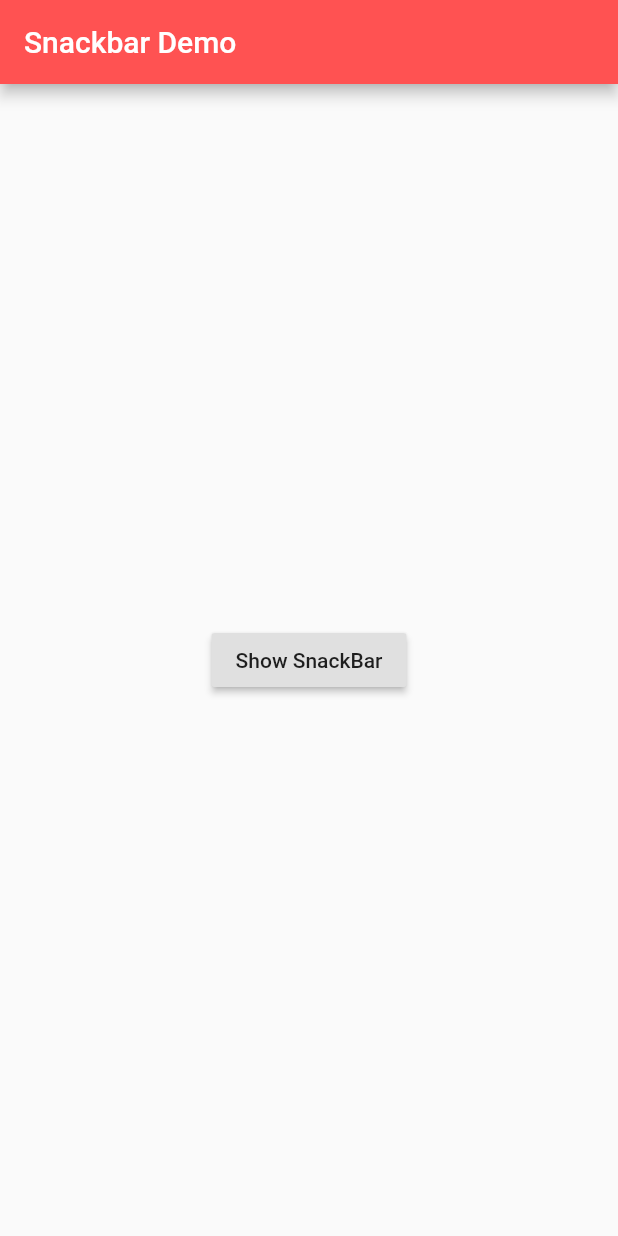
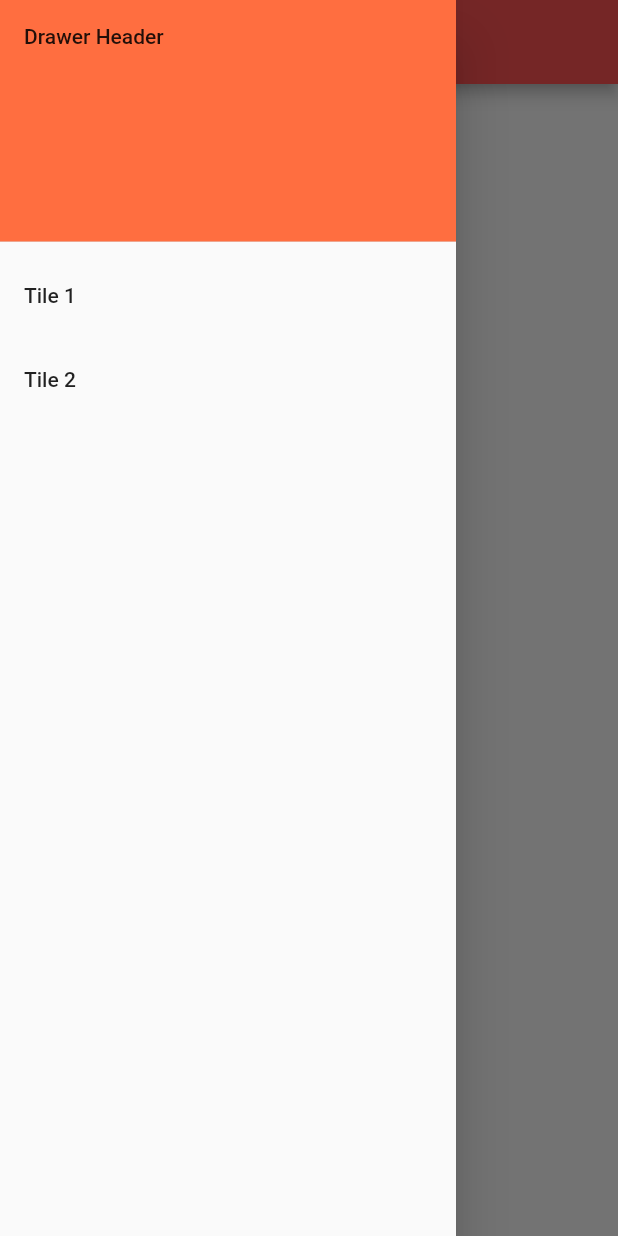
Before and after one commit to 3112Forever/Flutter_CookBook, a Flutter app: the screen it shows after launch, with the side drawer open (before the commit the screen has no drawer), on a phone screen of 412 x 824 dp. Run offline on Flutter 3.47's test engine with Material 2 defaults, Android fonts, the phone set to English and light mode, and no system bars.

Commit message:
Drawer Demo

```diff
--- a/lib/main.dart
+++ b/lib/main.dart
@@ -1 +1,59 @@
-import '';
+import 'package:flutter/material.dart';
+
+void main() => runApp(DrawerDemo());
+
+class DrawerDemo extends StatelessWidget {
+  @override
+  Widget build(BuildContext context) {
+    return MaterialApp(
+      title: 'Drawer Demo',
+      theme: ThemeData(
+        primaryColor: Colors.redAccent,
+      ),
+      home: DrawerPageDemo(),
+    );
+  }
+}
+
+class DrawerPageDemo extends StatelessWidget {
+  @override
+  Widget build(BuildContext context) {
+    return Scaffold(
+      appBar: AppBar(
+        title: Text('Drawer Demo')
+      ),
+      body: Center(
+        child: Text('My Page'),
+      ),
+      drawer: Drawer(
+        child: ListView(
+          padding: EdgeInsets.zero,
+          children: <Widget>[
+            DrawerHeader(
+              child: Text('Drawer Header'),
+              decoration: BoxDecoration(
+                color: Colors.deepOrangeAccent,
+              ),
+            ),
+
+
+            ListTile(
+              title: Text('Tile 1'),
+              onTap: (){
+                Navigator.pop(context);
+              },
+            ),
+
+            ListTile(
+              title: Text('Tile 2'),
+              onTap: (){
+                Navigator.pop(context);
+              },
+            )
+
+          ],
+        ),
+      ),
+    );
+  }
+}
```
Also changed, not shown: lib/DrawerDemo.dart (added).
